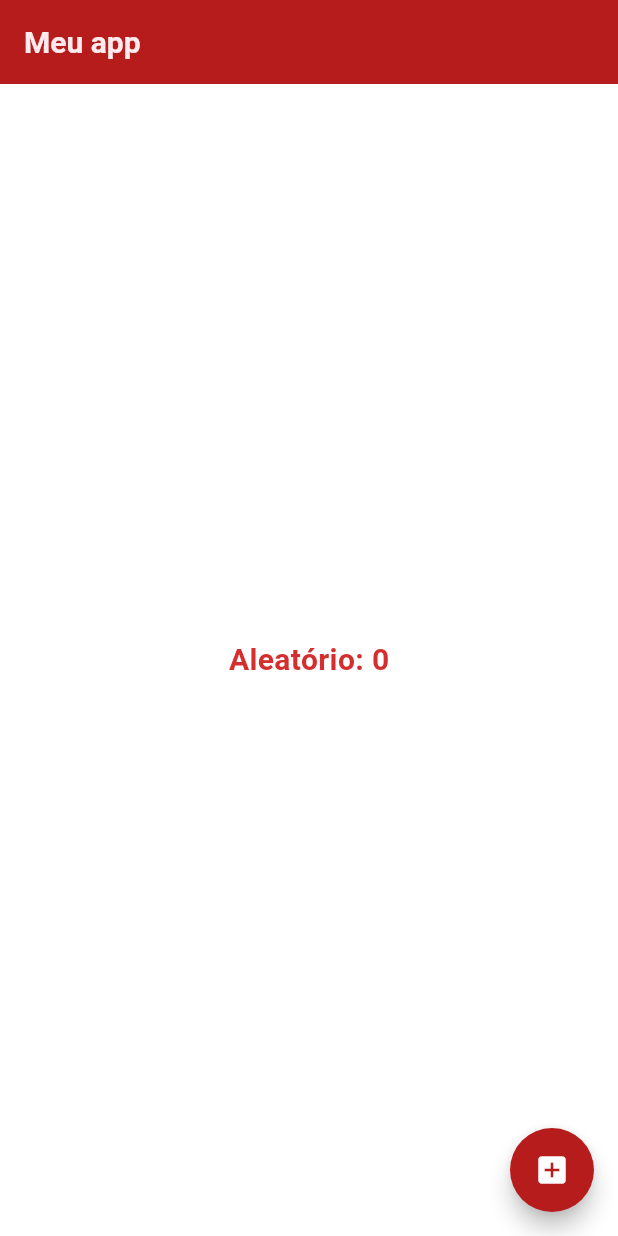
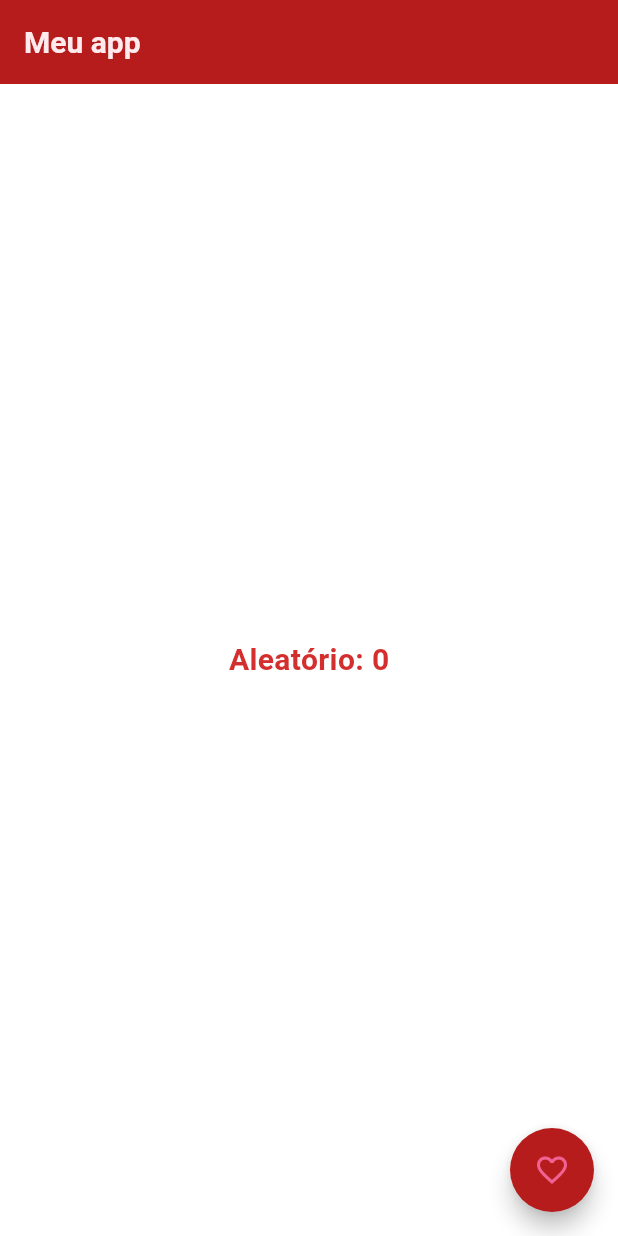
Before and after one commit to KellySousaSourcs/projetoflutter, a Flutter app: the screen it shows after launch, on a phone screen of 412 x 824 dp. Run offline on Flutter 3.47's test engine with Material 3 defaults, Android fonts, the phone set to English and light mode, and no system bars.

Commit message:
Numero Aleatorio

```diff
--- a/lib/pages/home_page.dart
+++ b/lib/pages/home_page.dart
@@ -28,7 +28,7 @@ class _HomePageState extends State<HomePage> {
       ),
       floatingActionButton: FloatingActionButton(
         shape: CircleBorder(),
-        child: const Icon(Icons.add_box),
+        child: Icon(Icons.favorite_border, color: Colors.pink.shade300),
         onPressed: () {
           setState(() {
             numeroGerado =
```
